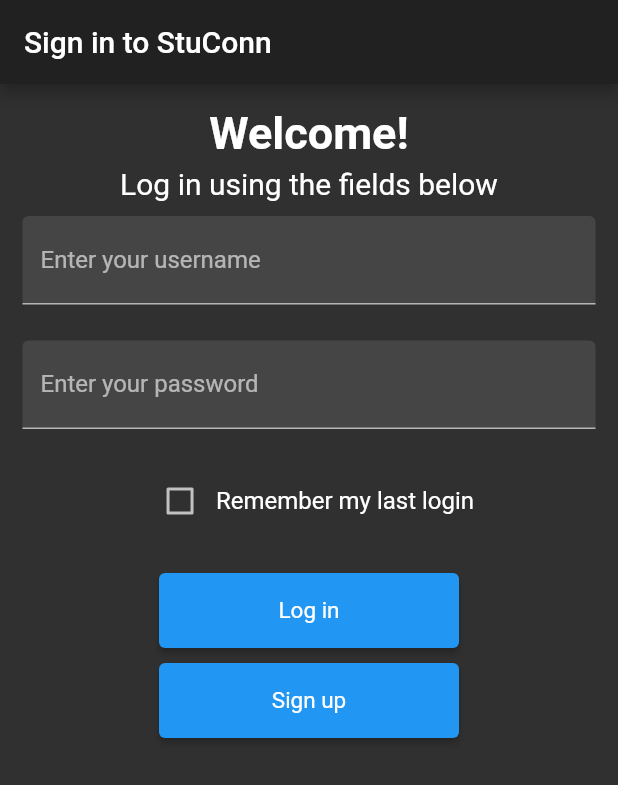
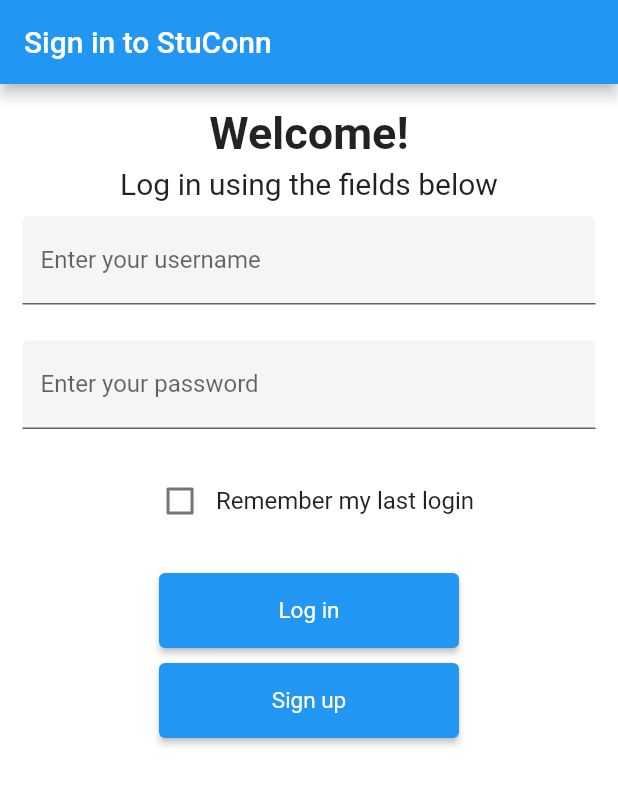
Before and after one commit to ElijahMSmith/StudentConnectionPlatformFrontEnd, a Flutter app: the screen it shows after launch, on a phone screen of 412 x 824 dp. Shown: the top 785 px of the screen. Run offline on Flutter 3.47's test engine with Material 2 defaults, Android fonts, the phone set to English and light mode, and no system bars; our stand-ins replace fluttertoast, image_cropper, image_picker, shared_preferences, socket_io_client; missing offline and left inert: autocomplete_textfield, emoji_picker; project files that could hold a hidden picture were left out.

Commit message:
update
light/dark theme switch now works in the settings menu

```diff
--- a/student_connection_platform_frontend/lib/Utility.dart
+++ b/student_connection_platform_frontend/lib/Utility.dart
@@ -31,9 +31,14 @@ class SaveUtility {
   }
 }
 
-class Style {
-  static ThemeData themeData(bool isDarkTheme) {
-    return ThemeData(primaryColor: isDarkTheme ? Colors.black : Colors.blue,
-    scaffoldBackgroundColor: isDarkTheme ? Color(0xFF222222) : Colors.white);
-  }
+class MyThemes {
+  static final darkTheme = ThemeData(
+    scaffoldBackgroundColor: Colors.grey.shade900,
+    colorScheme: ColorScheme.dark(),
+  );
+
+  static final lightTheme = ThemeData(
+    scaffoldBackgroundColor: Colors.white,
+    colorScheme: ColorScheme.light(),
+  );
 }
--- a/student_connection_platform_frontend/lib/main.dart
+++ b/student_connection_platform_frontend/lib/main.dart
@@ -1,6 +1,8 @@
 import 'package:flutter/material.dart';
 import 'package:provider/provider.dart';
+import 'package:student_connection_platform_frontend/Utility.dart';
 import 'package:student_connection_platform_frontend/pages_by_leo/matchmaker_stack.dart';
+import 'package:student_connection_platform_frontend/theme_provider.dart';
 import 'navigator.dart';
 import 'pages/signin.dart';
 import 'pages/signup.dart';
@@ -19,43 +21,48 @@ dummy06 Dumdum1!
 */
 
 // app icon by eucalyp: https://www.flaticon.com/authors/eucalyp
-void main()
-{
+void main() {
   runApp(AppHome());
 }
 
-class AppHome extends StatelessWidget
-{
-  void updateAccount(Account newAccount)
-  {
+class AppHome extends StatelessWidget {
+  void updateAccount(Account newAccount) {
     _userAccount = newAccount;
   }
 
   @override
-  Widget build(BuildContext context)
-  {
+  Widget build(BuildContext context) {
     // We must have change notifier provider at the top
     // of the tree in order for this line: final users = Provider.of<Users>(context).users;
     // to work.
-    return ChangeNotifierProvider.value(
-      value:MatchMakerStack(),
-      child:MaterialApp(
-          title:appName,
-          // theme:ThemeData(
-          //   primarySwatch:Colors.teal,
-          //   visualDensity:VisualDensity.adaptivePlatformDensity,
-          // ),
-          // TODO give the user to toggle between light and dark theme in settings
-          theme: ThemeData.dark(),
-          initialRoute:SigninForm.routeID,
-          routes:
-        {
+    return MultiProvider(
+      providers: [
+        ChangeNotifierProvider<MatchMakerStack>(
+          create: (_) => MatchMakerStack(),
+        ),
+        ChangeNotifierProvider<ThemeProvider>(
+          create: (_) => ThemeProvider(),
+        ),
+      ],
+      builder: (context, _) {
+        var themeProvider = Provider.of<ThemeProvider>(
+          context,
+        );
+        return MaterialApp(
+          title: appName,
+          themeMode: themeProvider.themeMode,
+          theme: MyThemes.lightTheme,
+          darkTheme: MyThemes.darkTheme,
+          initialRoute: SigninForm.routeID,
+          routes: {
             // use static strings for the route id as a way to avoid typos
-            SigninForm.routeID:(context) => SigninForm(appName, this),
-            SignupForm.routeID:(context) => SignupForm(appName, this),
-            NavigationHelperWidget.routeID:(context) =>
+            SigninForm.routeID: (context) => SigninForm(appName, this),
+            SignupForm.routeID: (context) => SignupForm(appName, this),
+            NavigationHelperWidget.routeID: (context) =>
                 NavigationHelperWidget(_userAccount),
-          }),
+          },
+        );
+      },
     );
   }
 }
--- a/student_connection_platform_frontend/lib/theme_shared_prefs.dart
+++ b/student_connection_platform_frontend/lib/theme_shared_prefs.dart
@@ -4,12 +4,12 @@ class ThemePreference {
   static const THEME_STATUS = 'THEME_STATUS';
 
   void setTheme(bool value) async {
-    SharedPreferences pref = await SharedPreferences.getInstance();
+    final pref = await SharedPreferences.getInstance();
     pref.setBool(THEME_STATUS, value);
   }
 
   Future<bool> getTheme() async {
-    SharedPreferences pref = await SharedPreferences.getInstance();
+    final pref = await SharedPreferences.getInstance();
     return pref.getBool(THEME_STATUS) ?? false;
   }
 }
```
Also changed, not shown: student_connection_platform_frontend/lib/pages_by_leo/profile_page.dart (+7 -12 lines), student_connection_platform_frontend/lib/pages_by_leo/settings.dart (+5 -2 lines), student_connection_platform_frontend/lib/theme_provider.dart (+14 -10 lines).
